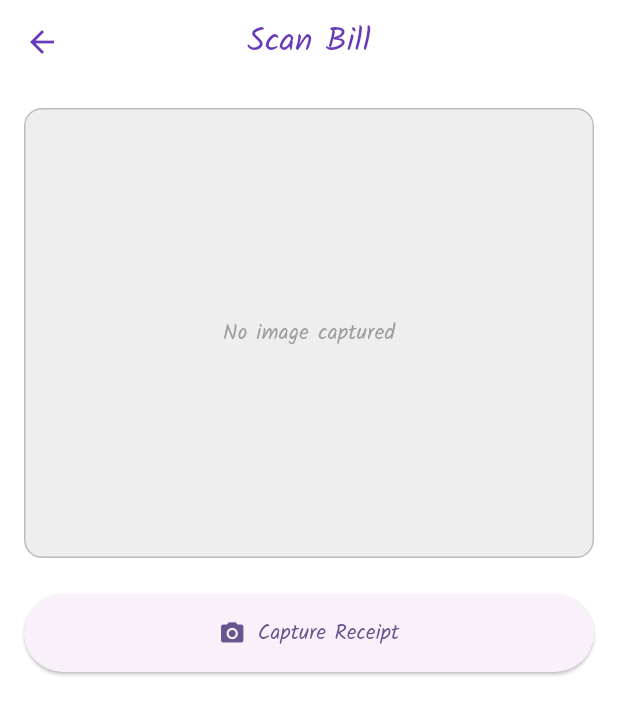
After one commit to ShreeShukla191/Spend-Sense-, a Flutter app: the BillScannerScreen screen opened directly, on a phone screen of 412 x 824 dp. The commit adds this screen. Shown: the top 715 px of the screen. Run offline on Flutter 3.47's test engine with Material 3 defaults, Android fonts, the phone set to English and light mode, and no system bars; our stand-ins replace fl_chart, google_fonts, image_picker, shared_preferences, speech_to_text; missing offline and left inert: google_mlkit_text_recognition; accounts and stored records are empty; network calls fail.

Commit message:
Updated Bill Scanner

```diff
--- /dev/null
+++ b/Spend Sense/lib/screens/expenses/bill_scanner_screen.dart
@@ -0,0 +1,293 @@
+import 'dart:io';
+
+import 'package:flutter/material.dart';
+import 'package:image_picker/image_picker.dart';
+import 'package:google_mlkit_text_recognition/google_mlkit_text_recognition.dart';
+
+class BillScannerScreen extends StatefulWidget {
+  const BillScannerScreen({super.key});
+
+  @override
+  State<BillScannerScreen> createState() => _BillScannerScreenState();
+}
+
+class _BillScannerScreenState extends State<BillScannerScreen> {
+  File? _imageFile;
+  String _extractedText = '';
+  String _detectedAmount = '';
+  String _detectedDate = '';
+  String _detectedCategory = '';
+  bool _isProcessing = false;
+
+  final ImagePicker _picker = ImagePicker();
+  final TextRecognizer _textRecognizer = TextRecognizer();
+
+  @override
+  void dispose() {
+    _textRecognizer.close();
+    super.dispose();
+  }
+
+  Future<void> _captureAndProcessImage() async {
+    try {
+      final XFile? pickedFile = await _picker.pickImage(source: ImageSource.camera);
+      if (pickedFile != null) {
+        setState(() {
+          _imageFile = File(pickedFile.path);
+          _isProcessing = true;
+          _extractedText = '';
+          _detectedAmount = '';
+          _detectedDate = '';
+          _detectedCategory = '';
+        });
+        await _processImage();
+      } else {
+        if (mounted) {
+          ScaffoldMessenger.of(context).showSnackBar(
+            const SnackBar(content: Text('No image selected.')),
+          );
+        }
+      }
+    } catch (e) {
+      if (mounted) {
+        ScaffoldMessenger.of(context).showSnackBar(
+          const SnackBar(content: Text('Camera error: Please ensure you have granted camera permissions.')),
+        );
+      }
+    }
+  }
+
+  Future<void> _processImage() async {
+    if (_imageFile == null) return;
+
+    try {
+      final inputImage = InputImage.fromFile(_imageFile!);
+      final RecognizedText recognizedText = await _textRecognizer.processImage(inputImage);
+
+      if (recognizedText.text.isEmpty) {
+        if (mounted) {
+          ScaffoldMessenger.of(context).showSnackBar(
+            const SnackBar(content: Text('No text could be found in the image. Please try a clearer picture.')),
+          );
+        }
+      }
+
+      setState(() {
+        _extractedText = recognizedText.text;
+      });
+
+      _extractData();
+
+    } catch (e) {
+      if (mounted) {
+        ScaffoldMessenger.of(context).showSnackBar(
+          const SnackBar(content: Text('OCR failed to read the image. Please try a clearer picture.')),
+        );
+      }
+    } finally {
+      if (mounted) {
+        setState(() {
+          _isProcessing = false;
+        });
+      }
+    }
+  }
+
+  void _extractData() {
+    final text = _extractedText.toLowerCase();
+
+    // 1. Amount Extraction
+    final RegExp amountRegex = RegExp(r'\$?\d+(?:,\d{3})*(?:\.\d{2})?\b');
+    final Iterable<Match> amountMatches = amountRegex.allMatches(_extractedText);
+
+    double maxAmount = 0.0;
+    for (final Match match in amountMatches) {
+      final String matchStr = match.group(0) ?? '';
+      final String cleanStr = matchStr.replaceAll('\$', '').replaceAll(',', '');
+      final double? amount = double.tryParse(cleanStr);
+      if (amount != null && amount > maxAmount) {
+        maxAmount = amount;
+      }
+    }
+
+    // 2. Date Extraction (e.g. 12/04/2023, 12-04-2023)
+    final RegExp dateRegex = RegExp(r'\b(\d{1,4}[/-]\d{1,2}[/-]\d{1,4})\b');
+    final Match? dateMatch = dateRegex.firstMatch(_extractedText);
+    String foundDate = '';
+    if (dateMatch != null) {
+      foundDate = dateMatch.group(1) ?? '';
+      try {
+        final parts = foundDate.split(RegExp(r'[/-]'));
+        if (parts.length == 3) {
+          if (parts[0].length == 4) {
+             foundDate = '${parts[0]}-${parts[1].padLeft(2, '0')}-${parts[2].padLeft(2, '0')}';
+          } else if (parts[2].length == 4) {
+             foundDate = '${parts[2]}-${parts[1].padLeft(2, '0')}-${parts[0].padLeft(2, '0')}';
+          }
+        }
+      } catch (e) {}
+    }
+
+    // 3. Category Extraction
+    String foundCategory = '';
+    if (text.contains('food') || text.contains('restaurant') || text.contains('meal') || text.contains('lunch') || text.contains('cafe')) {
+      foundCategory = 'Food';
+    } else if (text.contains('bus') || text.contains('uber') || text.contains('taxi') || text.contains('flight') || text.contains('train') || text.contains('travel') || text.contains('cab')) {
+      foundCategory = 'Travel';
+    } else if (text.contains('shopping') || text.contains('clothes') || text.contains('shoes') || text.contains('mall') || text.contains('store')) {
+      foundCategory = 'Shopping';
+    } else if (text.contains('bill') || text.contains('electricity') || text.contains('water') || text.contains('internet') || text.contains('rent')) {
+      foundCategory = 'Bills';
+    }
+
+    setState(() {
+      _detectedAmount = maxAmount > 0 ? maxAmount.toStringAsFixed(2) : 'No amount detected';
+      _detectedDate = foundDate;
+      _detectedCategory = foundCategory;
+    });
+  }
+
+  void _returnData() {
+    if (_detectedAmount.isNotEmpty && _detectedAmount != 'No amount detected') {
+      Navigator.pop(context, {
+        'amount': _detectedAmount,
+        'date': _detectedDate,
+        'category': _detectedCategory,
+        'rawText': _extractedText,
+      });
+    } else {
+      ScaffoldMessenger.of(context).showSnackBar(
+        const SnackBar(content: Text('Please detect a valid amount first.')),
+      );
+    }
+  }
+
+  @override
+  Widget build(BuildContext context) {
+    return Scaffold(
+      appBar: AppBar(
+        title: const Text('Scan Bill'),
+        actions: [
+          if (_detectedAmount.isNotEmpty && _detectedAmount != 'No amount detected')
+            IconButton(
+              icon: const Icon(Icons.check),
+              onPressed: _returnData,
+            )
+        ],
+      ),
+      body: SingleChildScrollView(
+        padding: const EdgeInsets.all(16.0),
+        child: Column(
+          crossAxisAlignment: CrossAxisAlignment.stretch,
+          children: [
+            if (_imageFile != null) ...[
+              ClipRRect(
+                borderRadius: BorderRadius.circular(12),
+                child: Image.file(
+                  _imageFile!,
+                  height: 300,
+                  width: double.infinity,
+                  fit: BoxFit.cover,
+                ),
+              ),
+              const SizedBox(height: 24),
+            ] else ...[
+              Container(
+                height: 300,
+                decoration: BoxDecoration(
+                  color: Colors.grey[200],
+                  borderRadius: BorderRadius.circular(12),
+                  border: Border.all(color: Colors.grey[400]!),
+                ),
+                child: const Center(
+                  child: Text(
+                    'No image captured',
+                    style: TextStyle(color: Colors.grey),
+                  ),
+                ),
+              ),
+              const SizedBox(height: 24),
+            ],
+
+            ElevatedButton.icon(
+              onPressed: _isProcessing ? null : _captureAndProcessImage,
+              icon: const Icon(Icons.camera_alt),
+              label: const Text('Capture Receipt'),
+              style: ElevatedButton.styleFrom(
+                padding: const EdgeInsets.all(16),
+              ),
+            ),
+            const SizedBox(height: 24),
+
+            if (_isProcessing)
+              const Center(child: CircularProgressIndicator())
+            else if (_extractedText.isNotEmpty) ...[
+              Card(
+                elevation: 4,
+                child: Padding(
+                  padding: const EdgeInsets.all(16.0),
+                  child: Column(
+                    crossAxisAlignment: CrossAxisAlignment.start,
+                    children: [
+                      Text(
+                        'Detected Data',
+                        style: Theme.of(context).textTheme.titleMedium?.copyWith(
+                          fontWeight: FontWeight.bold,
+                          color: Theme.of(context).primaryColor,
+                        ),
+                      ),
+                      const SizedBox(height: 8),
+                      Text(
+                        'Amount: ${_detectedAmount.isNotEmpty && _detectedAmount != 'No amount detected' ? '\$$_detectedAmount' : _detectedAmount}',
+                        style: Theme.of(context).textTheme.titleMedium?.copyWith(
+                          fontWeight: FontWeight.bold,
+                        ),
+                      ),
+                      if (_detectedDate.isNotEmpty) ...[
+                        const SizedBox(height: 4),
+                        Text('Date: $_detectedDate', style: Theme.of(context).textTheme.titleMedium),
+                      ],
+                      if (_detectedCategory.isNotEmpty) ...[
+                        const SizedBox(height: 4),
+                        Text('Category: $_detectedCategory', style: Theme.of(context).textTheme.titleMedium),
+                      ],
+                    ],
+                  ),
+                ),
+              ),
+              const SizedBox(height: 24),
+              const Text(
+                'Extracted Text:',
+                style: TextStyle(fontWeight: FontWeight.bold, fontSize: 16),
+              ),
+              const SizedBox(height: 8),
+              Container(
+                padding: const EdgeInsets.all(12),
+                decoration: BoxDecoration(
+                  color: Colors.grey[100],
+                  borderRadius: BorderRadius.circular(8),
+                  border: Border.all(color: Colors.grey[300]!),
+                ),
+                child: Text(
+                  _extractedText,
+                  style: const TextStyle(fontSize: 14),
+                ),
+              ),
+              const SizedBox(height: 24),
+              if (_detectedAmount.isNotEmpty && _detectedAmount != 'No amount detected')
+                ElevatedButton(
+                  onPressed: _returnData,
+                  style: ElevatedButton.styleFrom(
+                    padding: const EdgeInsets.all(16),
+                    backgroundColor: Theme.of(context).primaryColor,
+                    foregroundColor: Colors.white,
+                  ),
+                  child: const Text('Use Extracted Data', style: TextStyle(fontSize: 16)),
+                ),
+            ],
+          ],
+        ),
+      ),
+    );
+  }
+}
--- a/Spend Sense/pubspec.yaml
+++ b/Spend Sense/pubspec.yaml
@@ -40,6 +40,8 @@ dependencies:
   fl_chart: ^0.66.0
   shared_preferences: ^2.2.2
   speech_to_text: ^7.3.0
+  image_picker: ^1.1.0
+  google_mlkit_text_recognition: ^0.13.0
 
 dev_dependencies:
   flutter_test:
```
Also changed, not shown: Spend Sense/lib/screens/expenses/add_expense_screen.dart (+64 -16 lines), Spend Sense/pubspec.lock, 7 other files.
